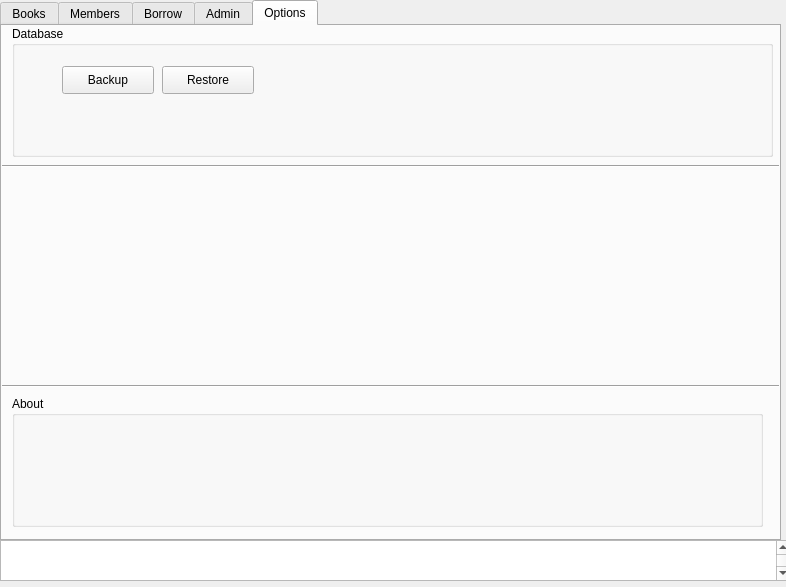
Before: the Qt Designer form gui/lmsgui.ui in elshobaky/MeX-LMS, drawn with Qt 5.
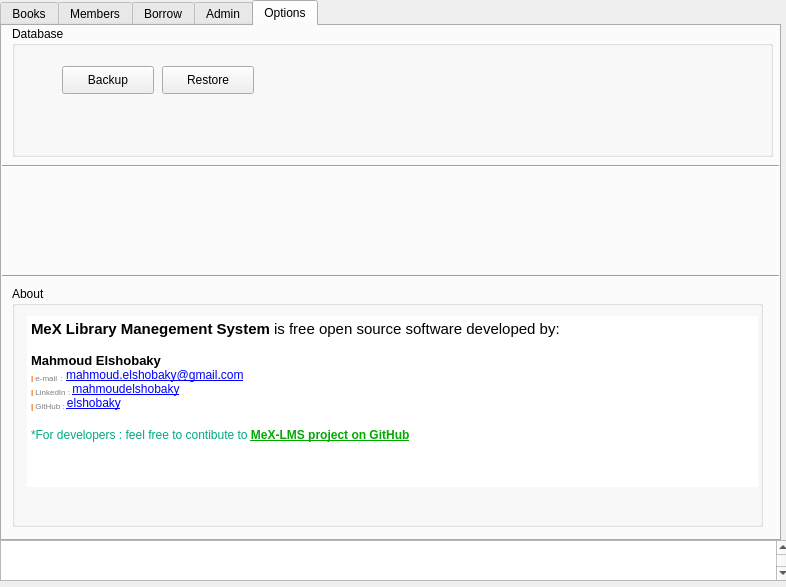
After: the same form once the commit is applied. The open tabs and pages were chosen to show the change. Icons and pictures are not drawn.

What changed in the file:
```diff
--- a/gui/lmsgui.ui
+++ b/gui/lmsgui.ui
@@ -1617,14 +1617,45 @@
       <property name="geometry">
        <rect>
         <x>10</x>
-        <y>370</y>
+        <y>260</y>
         <width>751</width>
-        <height>131</height>
+        <height>241</height>
        </rect>
       </property>
       <property name="title">
        <string>About</string>
       </property>
+      <widget class="QTextBrowser" name="textBrowser">
+       <property name="geometry">
+        <rect>
+         <x>15</x>
+         <y>30</y>
+         <width>731</width>
+         <height>171</height>
+        </rect>
+       </property>
+       <property name="styleSheet">
+        <string notr="true">QTextBrowser {
+border: None
+}</string>
+       </property>
+       <property name="html">
+        <string>&lt;!DOCTYPE HTML PUBLIC &quot;-//W3C//DTD HTML 4.0//EN&quot; &quot;http://www.w3.org/TR/REC-html40/strict.dtd&quot;&gt;
+&lt;html&gt;&lt;head&gt;&lt;meta name=&quot;qrichtext&quot; content=&quot;1&quot; /&gt;&lt;style type=&quot;text/css&quot;&gt;
+p, li { white-space: pre-wrap; }
+&lt;/style&gt;&lt;/head&gt;&lt;body style=&quot; font-family:'Cantarell'; font-size:11pt; font-weight:400; font-style:normal;&quot;&gt;
+&lt;p style=&quot; margin-top:0px; margin-bottom:0px; margin-left:0px; margin-right:0px; -qt-block-indent:0; text-indent:0px;&quot;&gt;&lt;span style=&quot; font-weight:600;&quot;&gt;MeX Library Manegement System&lt;/span&gt; is free open source software developed by: &lt;/p&gt;
+&lt;p style=&quot;-qt-paragraph-type:empty; margin-top:0px; margin-bottom:0px; margin-left:0px; margin-right:0px; -qt-block-indent:0; text-indent:0px; font-size:8pt;&quot;&gt;&lt;br /&gt;&lt;/p&gt;
+&lt;p style=&quot; margin-top:0px; margin-bottom:0px; margin-left:0px; margin-right:0px; -qt-block-indent:0; text-indent:0px;&quot;&gt;&lt;span style=&quot; font-family:'arial,helvetica,sans-serif'; font-size:10pt; font-weight:600; color:#000000;&quot;&gt;Mahmoud Elshobaky&lt;/span&gt;&lt;span style=&quot; font-family:'arial,helvetica,clean,sans-serif'; font-size:10pt; font-weight:600; color:#808080;&quot;&gt; &lt;/span&gt;&lt;span style=&quot; font-family:'verdana,sans-serif'; font-weight:600; color:#ff6600; background-color:#ffffff;&quot;&gt;&lt;br /&gt;&lt;/span&gt;&lt;span style=&quot; font-family:'verdana,sans-serif'; font-size:9pt; font-weight:600; color:#ff6600; background-color:#ffffff; vertical-align:sub;&quot;&gt;| &lt;/span&gt;&lt;span style=&quot; font-family:'verdana,sans-serif'; font-size:9pt; color:#808080; background-color:#ffffff; vertical-align:sub;&quot;&gt;e-mail&lt;/span&gt;&lt;span style=&quot; font-family:'verdana,sans-serif'; font-size:9pt; color:#808080; background-color:#ffffff;&quot;&gt; &lt;/span&gt;&lt;span style=&quot; font-family:'verdana,sans-serif'; font-size:9pt; color:#808080; background-color:#ffffff; vertical-align:sub;&quot;&gt;:&lt;/span&gt;&lt;span style=&quot; font-family:'verdana,sans-serif'; font-size:9pt; color:#808080; background-color:#ffffff;&quot;&gt; &lt;/span&gt;&lt;a href=&quot;mailto:mahmoud.elshobaky@gmail.com&quot;&gt;&lt;span style=&quot; font-size:9pt; text-decoration: underline; color:#0000ff;&quot;&gt;mahmoud.elshobaky@gmail.com&lt;/span&gt;&lt;/a&gt;&lt;/p&gt;
+&lt;p style=&quot; margin-top:0px; margin-bottom:0px; margin-left:0px; margin-right:0px; -qt-block-indent:0; text-indent:0px;&quot;&gt;&lt;span style=&quot; font-family:'verdana,sans-serif'; font-size:9pt; font-weight:600; color:#ff6600; background-color:#ffffff; vertical-align:sub;&quot;&gt;|&lt;/span&gt;&lt;span style=&quot; font-family:'verdana,sans-serif'; font-size:9pt; color:#808080; background-color:#ffffff; vertical-align:sub;&quot;&gt; LinkedIn : &lt;/span&gt;&lt;a href=&quot;https://www.linkedin.com/in/mahmoudelshobaky&quot;&gt;&lt;span style=&quot; font-size:9pt; text-decoration: underline; color:#0000ff;&quot;&gt;mahmoudelshobaky&lt;/span&gt;&lt;/a&gt;&lt;/p&gt;
+&lt;p style=&quot; margin-top:0px; margin-bottom:0px; margin-left:0px; margin-right:0px; -qt-block-indent:0; text-indent:0px;&quot;&gt;&lt;span style=&quot; font-family:'verdana,sans-serif'; font-size:9pt; font-weight:600; color:#ff6600; background-color:#ffffff; vertical-align:sub;&quot;&gt;|&lt;/span&gt;&lt;span style=&quot; font-family:'verdana,sans-serif'; font-size:9pt; color:#808080; background-color:#ffffff; vertical-align:sub;&quot;&gt; GitHub : &lt;/span&gt;&lt;a href=&quot;https://github.com/elshobaky&quot;&gt;&lt;span style=&quot; font-size:9pt; text-decoration: underline; color:#0000ff;&quot;&gt;elshobaky&lt;/span&gt;&lt;/a&gt;&lt;/p&gt;
+&lt;p style=&quot;-qt-paragraph-type:empty; margin-top:0px; margin-bottom:0px; margin-left:0px; margin-right:0px; -qt-block-indent:0; text-indent:0px; font-family:'verdana,sans-serif'; text-decoration: underline; color:#1155cc;&quot;&gt;&lt;br /&gt;&lt;/p&gt;
+&lt;p style=&quot; margin-top:0px; margin-bottom:0px; margin-left:0px; margin-right:0px; -qt-block-indent:0; text-indent:0px;&quot;&gt;&lt;span style=&quot; font-family:'verdana,sans-serif'; font-size:9pt; color:#00aa7f; background-color:#ffffff;&quot;&gt;*For developers : feel free to contibute to &lt;/span&gt;&lt;a href=&quot;https://github.com/elshobaky/MeX-LMS&quot;&gt;&lt;span style=&quot; font-size:9pt; font-weight:600; text-decoration: underline; color:#00aa00;&quot;&gt;MeX-LMS project on GitHub&lt;/span&gt;&lt;/a&gt;&lt;/p&gt;&lt;/body&gt;&lt;/html&gt;</string>
+       </property>
+       <property name="openExternalLinks">
+        <bool>true</bool>
+       </property>
+      </widget>
      </widget>
      <widget class="Line" name="line_7">
       <property name="geometry">
@@ -1643,7 +1674,7 @@
       <property name="geometry">
        <rect>
         <x>0</x>
-        <y>350</y>
+        <y>240</y>
         <width>781</width>
         <height>20</height>
        </rect>
```
Left out of the diff: 6 changed lines with no effect on the pictures.
